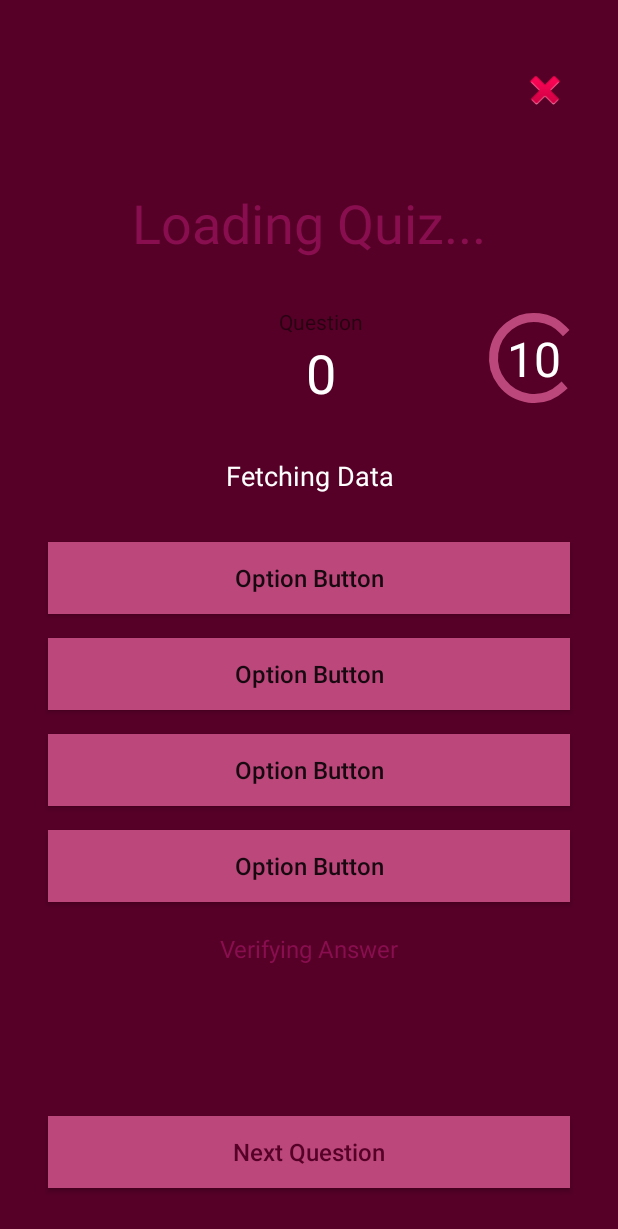
After one commit to KUHOO-S/QuizzyWizzy, an Android app: the fragment QuizFragment shown on its own in the app's theme, on a phone screen of 412 x 824 dp. The commit adds this screen. Shown: the top 1229 px of the screen. Run offline under Robolectric (Android 15) with nearby library versions, the phone set to English and light mode, and no system bars.

Commit message:
quiz fragemnt added

```diff
--- a/app/build.gradle
+++ b/app/build.gradle
@@ -27,6 +27,7 @@ dependencies {
     implementation 'androidx.appcompat:appcompat:1.2.0'
     implementation 'androidx.constraintlayout:constraintlayout:2.0.1'
     implementation 'com.google.android.material:material:1.2.1'
+    implementation 'androidx.legacy:legacy-support-v4:1.0.0'
     testImplementation 'junit:junit:4.12'
     androidTestImplementation 'androidx.test.ext:junit:1.1.2'
     androidTestImplementation 'androidx.test.espresso:espresso-core:3.3.0'
--- /dev/null
+++ b/app/src/main/java/com/example/quizzywizzy/QuizFragment.java
@@ -0,0 +1,64 @@
+package com.example.quizzywizzy;
+
+import android.os.Bundle;
+
+import androidx.fragment.app.Fragment;
+
+import android.view.LayoutInflater;
+import android.view.View;
+import android.view.ViewGroup;
+
+/**
+ * A simple {@link Fragment} subclass.
+ * Use the {@link QuizFragment#newInstance} factory method to
+ * create an instance of this fragment.
+ */
+public class QuizFragment extends Fragment {
+
+    // TODO: Rename parameter arguments, choose names that match
+    // the fragment initialization parameters, e.g. ARG_ITEM_NUMBER
+    private static final String ARG_PARAM1 = "param1";
+    private static final String ARG_PARAM2 = "param2";
+
+    // TODO: Rename and change types of parameters
+    private String mParam1;
+    private String mParam2;
+
+    public QuizFragment() {
+        // Required empty public constructor
+    }
+
+    /**
+     * Use this factory method to create a new instance of
+     * this fragment using the provided parameters.
+     *
+     * @param param1 Parameter 1.
+     * @param param2 Parameter 2.
+     * @return A new instance of fragment QuizFragment.
+     */
+    // TODO: Rename and change types and number of parameters
+    public static QuizFragment newInstance(String param1, String param2) {
+        QuizFragment fragment = new QuizFragment();
+        Bundle args = new Bundle();
+        args.putString(ARG_PARAM1, param1);
+        args.putString(ARG_PARAM2, param2);
+        fragment.setArguments(args);
+        return fragment;
+    }
+
+    @Override
+    public void onCreate(Bundle savedInstanceState) {
+        super.onCreate(savedInstanceState);
+        if (getArguments() != null) {
+            mParam1 = getArguments().getString(ARG_PARAM1);
+            mParam2 = getArguments().getString(ARG_PARAM2);
+        }
+    }
+
+    @Override
+    public View onCreateView(LayoutInflater inflater, ViewGroup container,
+                             Bundle savedInstanceState) {
+        // Inflate the layout for this fragment
+        return inflater.inflate(R.layout.fragment_quiz, container, false);
+    }
+}
--- /dev/null
+++ b/app/src/main/res/layout/fragment_quiz.xml
@@ -0,0 +1,198 @@
+<?xml version="1.0" encoding="utf-8"?>
+<androidx.constraintlayout.widget.ConstraintLayout xmlns:android="http://schemas.android.com/apk/res/android"
+    xmlns:app="http://schemas.android.com/apk/res-auto"
+    xmlns:tools="http://schemas.android.com/tools"
+    android:layout_width="match_parent"
+    android:layout_height="match_parent"
+    tools:context=".QuizFragment"
+    android:background="@color/colorPrimaryDark"
+    >
+
+
+    <ImageButton
+        android:id="@+id/quiz_close_btn"
+        android:layout_width="wrap_content"
+        android:layout_height="wrap_content"
+        android:layout_marginTop="28dp"
+        android:background="@android:color/transparent"
+        android:padding="16dp"
+        app:layout_constraintEnd_toEndOf="parent"
+        app:layout_constraintHorizontal_bias="0.953"
+        app:layout_constraintStart_toStartOf="parent"
+        app:layout_constraintTop_toTopOf="parent"
+        app:srcCompat="@android:drawable/ic_delete" />
+
+    <TextView
+        android:id="@+id/quiz_title"
+        android:layout_width="0dp"
+        android:layout_height="wrap_content"
+        android:layout_marginStart="32dp"
+        android:layout_marginTop="32dp"
+        android:layout_marginEnd="32dp"
+        android:text="Loading Quiz..."
+        android:textAlignment="center"
+        android:textColor="@color/colorPrimary"
+        android:textSize="36sp"
+        app:layout_constraintEnd_toEndOf="parent"
+        app:layout_constraintStart_toStartOf="parent"
+        app:layout_constraintTop_toBottomOf="@+id/quiz_close_btn"
+        android:gravity="center_horizontal" />
+
+    <TextView
+        android:id="@+id/quiz_question_number_title"
+        android:layout_width="wrap_content"
+        android:layout_height="wrap_content"
+        android:layout_marginTop="32dp"
+        android:text="Question"
+        app:layout_constraintEnd_toEndOf="@+id/quiz_close_btn"
+        app:layout_constraintStart_toStartOf="@+id/quiz_title"
+        app:layout_constraintTop_toBottomOf="@+id/quiz_title" />
+
+    <TextView
+        android:id="@+id/quiz_question_number"
+        android:layout_width="wrap_content"
+        android:layout_height="wrap_content"
+        android:text="0"
+        android:textColor="@android:color/white"
+        android:textSize="36sp"
+        app:layout_constraintEnd_toEndOf="@+id/quiz_question_number_title"
+        app:layout_constraintStart_toStartOf="@+id/quiz_question_number_title"
+        app:layout_constraintTop_toBottomOf="@+id/quiz_question_number_title" />
+
+    <ProgressBar
+        android:id="@+id/quiz_question_progress"
+        style="?android:attr/progressBarStyle"
+        android:layout_width="72dp"
+        android:layout_height="72dp"
+        android:layout_marginTop="32dp"
+        app:layout_constraintBottom_toBottomOf="@+id/quiz_question_number"
+        app:layout_constraintEnd_toEndOf="@+id/quiz_title"
+        app:layout_constraintStart_toStartOf="@+id/quiz_close_btn"
+        app:layout_constraintTop_toBottomOf="@+id/quiz_title" />
+
+    <TextView
+        android:id="@+id/quiz_question_time"
+        android:layout_width="wrap_content"
+        android:layout_height="wrap_content"
+        android:text="10"
+        android:textColor="@android:color/white"
+        android:textSize="32sp"
+        app:layout_constraintBottom_toBottomOf="@+id/quiz_question_progress"
+        app:layout_constraintEnd_toEndOf="@+id/quiz_question_progress"
+        app:layout_constraintStart_toStartOf="@+id/quiz_question_progress"
+        app:layout_constraintTop_toTopOf="@+id/quiz_question_progress" />
+
+    <TextView
+        android:id="@+id/quiz_question"
+        android:layout_width="0dp"
+        android:layout_height="wrap_content"
+        android:layout_marginStart="32dp"
+        android:layout_marginTop="32dp"
+        android:layout_marginEnd="32dp"
+        android:text="Fetching Data"
+        android:textAlignment="center"
+        android:textColor="@android:color/white"
+        android:textSize="18sp"
+        app:layout_constraintEnd_toEndOf="parent"
+        app:layout_constraintStart_toStartOf="parent"
+        app:layout_constraintTop_toBottomOf="@+id/quiz_question_number"
+        android:gravity="center_horizontal" />
+
+    <Button
+        android:id="@+id/quiz_option_one"
+        android:layout_width="0dp"
+        android:layout_height="wrap_content"
+        android:layout_marginStart="32dp"
+        android:layout_marginTop="32dp"
+        android:layout_marginEnd="32dp"
+        android:background="@color/colorAccent"
+        android:padding="12dp"
+        android:text="Option Button"
+        android:textAllCaps="false"
+        android:textSize="16sp"
+        app:layout_constraintEnd_toEndOf="parent"
+        app:layout_constraintStart_toStartOf="parent"
+        app:layout_constraintTop_toBottomOf="@+id/quiz_question" />
+
+    <Button
+        android:id="@+id/quiz_option_two"
+        android:layout_width="0dp"
+        android:layout_height="wrap_content"
+        android:layout_marginStart="32dp"
+        android:layout_marginTop="16dp"
+        android:layout_marginEnd="32dp"
+        android:background="@color/colorAccent"
+        android:padding="12dp"
+        android:text="Option Button"
+        android:textAllCaps="false"
+        android:textSize="16sp"
+        app:layout_constraintEnd_toEndOf="parent"
+        app:layout_constraintStart_toStartOf="parent"
+        app:layout_constraintTop_toBottomOf="@+id/quiz_option_one" />
+
+    <Button
+        android:id="@+id/quiz_option_three"
+        android:layout_width="0dp"
+        android:layout_height="wrap_content"
+        android:layout_marginStart="32dp"
+        android:layout_marginTop="16dp"
+        android:layout_marginEnd="32dp"
+        android:background="@color/colorAccent"
+        android:padding="12dp"
+        android:text="Option Button"
+        android:textAllCaps="false"
+        android:textSize="16sp"
+        app:layout_constraintEnd_toEndOf="parent"
+        app:layout_constraintStart_toStartOf="parent"
+        app:layout_constraintTop_toBottomOf="@+id/quiz_option_two" />
+
+    <Button
+        android:id="@+id/quiz_option_four"
+        android:layout_width="0dp"
+        android:layout_height="wrap_content"
+        android:layout_marginStart="32dp"
+        android:layout_marginTop="16dp"
+        android:layout_marginEnd="32dp"
+        android:background="@color/colorAccent"
+        android:padding="12dp"
+        android:text="Option Button"
+        android:textAllCaps="false"
+        android:textSize="16sp"
+        app:layout_constraintEnd_toEndOf="parent"
+        app:layout_constraintHorizontal_bias="0.0"
+        app:layout_constraintStart_toStartOf="parent"
+        app:layout_constraintTop_toBottomOf="@+id/quiz_option_three" />
+
+    <TextView
+        android:id="@+id/quiz_question_feedback"
+        android:layout_width="0dp"
+        android:layout_height="wrap_content"
+        android:layout_marginStart="32dp"
+        android:layout_marginTop="84dp"
+        android:layout_marginEnd="32dp"
+        android:gravity="center_horizontal"
+        android:text="Verifying Answer"
+        android:textAlignment="center"
+        android:textColor="@color/colorPrimary"
+        android:textSize="16sp"
+        app:layout_constraintEnd_toEndOf="parent"
+        app:layout_constraintHorizontal_bias="0.0"
+        app:layout_constraintStart_toStartOf="parent"
+        app:layout_constraintTop_toBottomOf="@+id/quiz_option_three" />
+
+    <Button
+        android:id="@+id/quiz_next_btn"
+        android:layout_width="0dp"
+        android:layout_height="wrap_content"
+        android:layout_marginStart="32dp"
+        android:layout_marginEnd="32dp"
+        android:layout_marginBottom="32dp"
+        android:background="@color/colorAccent"
+        android:text="Next Question"
+        android:textAllCaps="false"
+        android:textColor="@color/colorPrimaryDark"
+        android:textSize="16sp"
+        app:layout_constraintBottom_toBottomOf="parent"
+        app:layout_constraintEnd_toEndOf="parent"
+        app:layout_constraintStart_toStartOf="parent" />
+</androidx.constraintlayout.widget.ConstraintLayout>
--- a/app/src/main/res/values/colors.xml
+++ b/app/src/main/res/values/colors.xml
@@ -1,6 +1,8 @@
 <?xml version="1.0" encoding="utf-8"?>
 <resources>
-    <color name="colorPrimary">#6200EE</color>
-    <color name="colorPrimaryDark">#3700B3</color>
-    <color name="colorAccent">#03DAC5</color>
+    <color name="colorPrimary">#880e4f</color>
+    <color name="colorPrimaryDark">#560027</color>
+    <color name="colorAccent">#bc477b</color>
+
+    <color name="colorPrimaryText">#ffffff</color>
 </resources>
--- a/app/src/main/res/values/strings.xml
+++ b/app/src/main/res/values/strings.xml
@@ -1,3 +1,5 @@
 <resources>
     <string name="app_name">QuizzyWizzy</string>
+    <!-- TODO: Remove or change this placeholder text -->
+    <string name="hello_blank_fragment">Hello blank fragment</string>
 </resources>
```
Also changed, not shown: app/src/main/java/com/example/quizzywizzy/DetailsFragment.java (added, +64 -0 lines), app/src/main/java/com/example/quizzywizzy/ListFragment.java (added, +64 -0 lines), app/src/main/java/com/example/quizzywizzy/ProfileActivity.java (+8 -0 lines), app/src/main/java/com/example/quizzywizzy/ResultFragment.java (added, +64 -0 lines), app/src/main/res/layout/activity_profile.xml (+9 -0 lines), app/src/main/res/layout/fragment_details.xml (added, +14 -0 lines), app/src/main/res/layout/fragment_list.xml (added, +14 -0 lines), app/src/main/res/layout/fragment_result.xml (added, +14 -0 lines), app/src/main/res/drawable/cool-cat-with-glasses-and-headphones-julio-cesar.jpg (deleted).
